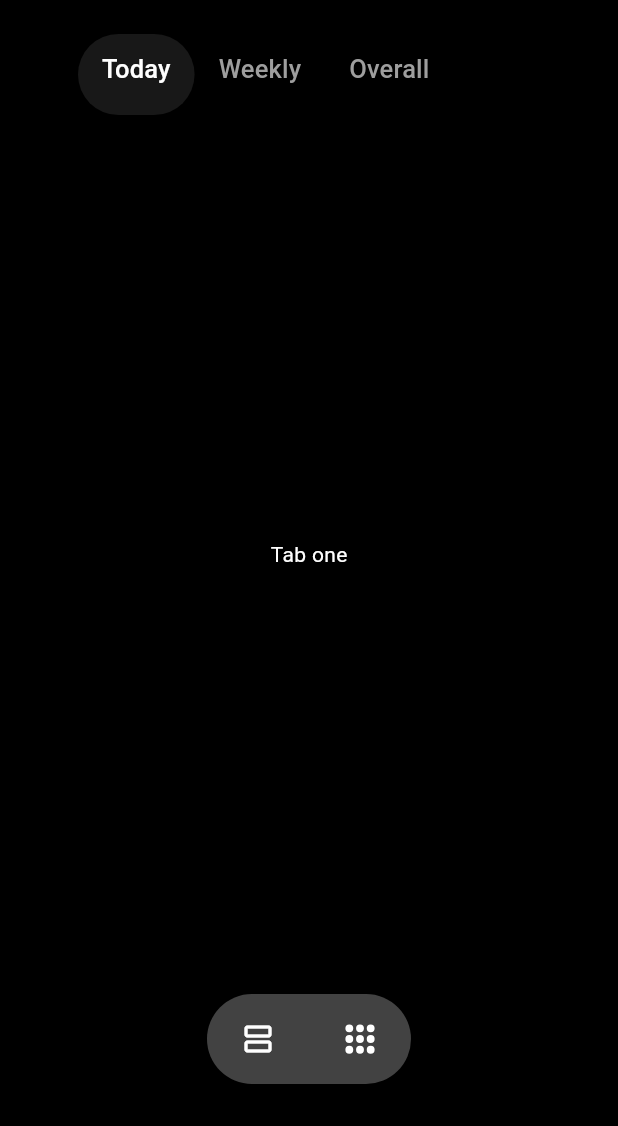
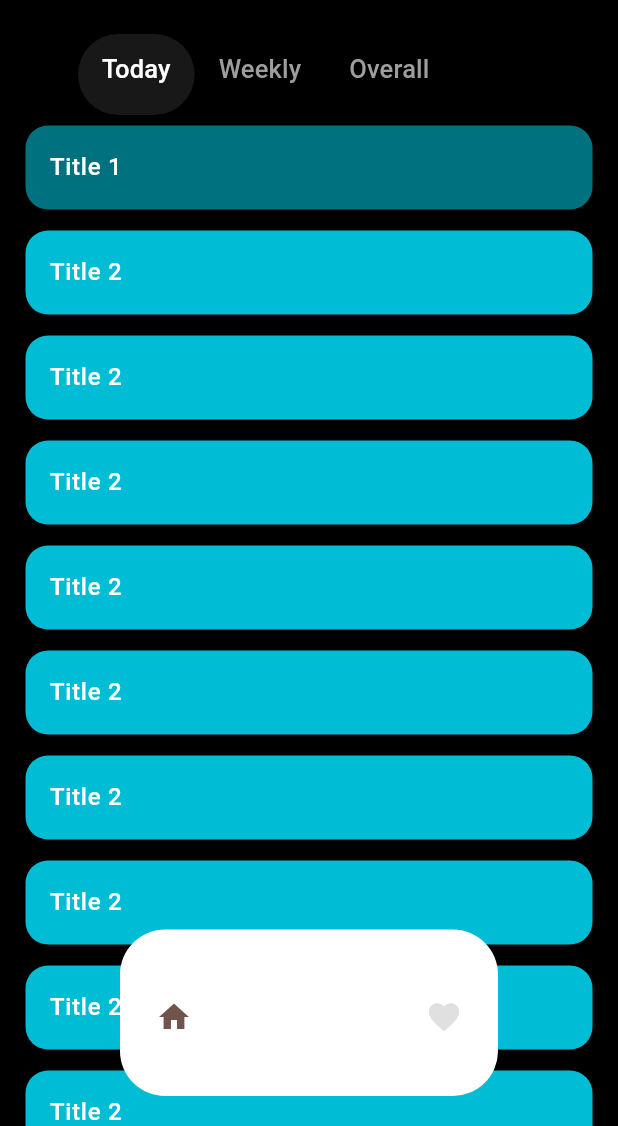
Before and after one commit to sanjay123-321/Habit, a Flutter app: the screen it shows after launch, on a phone screen of 412 x 824 dp, the part 110-1236 px from its top. Run offline on Flutter 3.47's test engine with Material 3 defaults, Android fonts, the phone set to English and light mode, and no system bars; drawn by our look-alikes of dot_navigation_bar; our stand-ins replace flutter_bloc, ionicons.

Commit message:
UI: Made the bottom navigation bar attractive

```diff
--- /dev/null
+++ b/lib/modules/home/component/sub_screens/today/today_list_tile.dart
@@ -0,0 +1,25 @@
+import 'package:flutter/material.dart';
+import 'package:habit/utils/constants.dart';
+
+class TodayListTile extends StatelessWidget {
+  TodayListTile({required this.bgColor, required this.title, super.key});
+  Color bgColor;
+  String title;
+
+  @override
+  Widget build(BuildContext context) {
+    return Padding(
+      padding: const EdgeInsets.symmetric(horizontal: 17, vertical: 7),
+      child: Container(
+        decoration: BoxDecoration(
+            color: bgColor, borderRadius: BorderRadius.circular(15)),
+        child: ListTile(
+          title: Text(
+            title,
+            style: TextStyle(color: whiteColor),
+          ),
+        ),
+      ),
+    );
+  }
+}
--- /dev/null
+++ b/lib/modules/home/component/sub_screens/today/today_screen.dart
@@ -0,0 +1,136 @@
+import 'package:flutter/material.dart';
+import '../today/today_list_tile.dart';
+
+class TodayScreen extends StatelessWidget {
+  const TodayScreen({super.key});
+
+  @override
+  Widget build(BuildContext context) {
+    return SingleChildScrollView(
+      child: Column(
+        children: [
+          TodayListTile(
+            bgColor: Colors.cyan.withOpacity(0.6),
+            title: 'Title 1',
+          ),
+          TodayListTile(
+            bgColor: Colors.cyan,
+            title: 'Title 2',
+          ),
+          TodayListTile(
+            bgColor: Colors.cyan,
+            title: 'Title 2',
+          ),
+          TodayListTile(
+            bgColor: Colors.cyan,
+            title: 'Title 2',
+          ),
+          TodayListTile(
+            bgColor: Colors.cyan,
+            title: 'Title 2',
+          ),
+          TodayListTile(
+            bgColor: Colors.cyan,
+            title: 'Title 2',
+          ),
+          TodayListTile(
+            bgColor: Colors.cyan,
+            title: 'Title 2',
+          ),
+          TodayListTile(
+            bgColor: Colors.cyan,
+            title: 'Title 2',
+          ),
+          TodayListTile(
+            bgColor: Colors.cyan,
+            title: 'Title 2',
+          ),
+          TodayListTile(
+            bgColor: Colors.cyan,
+            title: 'Title 2',
+          ),
+          TodayListTile(
+            bgColor: Colors.cyan,
+            title: 'Title 2',
+          ),
+          TodayListTile(
+            bgColor: Colors.cyan,
+            title: 'Title 2',
+          ),
+          TodayListTile(
+            bgColor: Colors.cyan,
+            title: 'Title 2',
+          ),
+          TodayListTile(
+            bgColor: Colors.cyan,
+            title: 'Title 2',
+          ),
+          TodayListTile(
+            bgColor: Colors.cyan,
+            title: 'Title 2',
+          ),
+          TodayListTile(
+            bgColor: Colors.cyan,
+            title: 'Title 2',
+          ),
+          TodayListTile(
+            bgColor: Colors.cyan,
+            title: 'Title 2',
+          ),
+          TodayListTile(
+            bgColor: Colors.cyan,
+            title: 'Title 2',
+          ),
+          TodayListTile(
+            bgColor: Colors.cyan,
+            title: 'Title 2',
+          ),
+          TodayListTile(
+            bgColor: Colors.cyan,
+            title: 'Title 2',
+          ),
+          TodayListTile(
+            bgColor: Colors.cyan,
+            title: 'Title 2',
+          ),
+          TodayListTile(
+            bgColor: Colors.cyan,
+            title: 'Title 2',
+          ),
+          TodayListTile(
+            bgColor: Colors.cyan,
+            title: 'Title 2',
+          ),
+          TodayListTile(
+            bgColor: Colors.cyan,
+            title: 'Title 2',
+          ),
+          TodayListTile(
+            bgColor: Colors.cyan,
+            title: 'Title 2',
+          ),
+          TodayListTile(
+            bgColor: Colors.cyan,
+            title: 'Title 2',
+          ),
+          TodayListTile(
+            bgColor: Colors.cyan,
+            title: 'Title 2',
+          ),
+          TodayListTile(
+            bgColor: Colors.cyan,
+            title: 'Title 2',
+          ),
+          TodayListTile(
+            bgColor: Colors.cyan,
+            title: 'Title 2',
+          ),
+          TodayListTile(
+            bgColor: Colors.cyan,
+            title: 'Title 2',
+          ),
+        ],
+      ),
+    );
+  }
+}
--- a/lib/modules/home/home_screen.dart
+++ b/lib/modules/home/home_screen.dart
@@ -1,5 +1,6 @@
 import 'package:flutter/material.dart';
 import 'package:habit/modules/home/component/sliver_app_bar.dart';
+import 'package:habit/modules/home/component/sub_screens/today/today_screen.dart';
 import 'package:habit/widgets/home_bottom_navigator.dart';
 
 class HomeScreen extends StatefulWidget {
@@ -23,7 +24,9 @@ class _HomeScreenState extends State<HomeScreen>
   @override
   Widget build(BuildContext context) {
     return Scaffold(
-      body: CustomScrollView(
+      body: Stack(
+        children: <Widget>[
+          CustomScrollView(
             slivers: <Widget>[
               CustomAppBar(
                 controller: controller,
@@ -32,7 +35,7 @@ class _HomeScreenState extends State<HomeScreen>
                 child: TabBarView(
                   controller: controller,
                   children: <Widget>[
-                Center(child: Text("Tab one")),
+                    TodayScreen(),
                     Center(child: Text("Tab two")),
                     Center(child: Text("Tab three")),
                   ],
@@ -40,7 +43,14 @@ class _HomeScreenState extends State<HomeScreen>
               ),
             ],
           ),
-      bottomNavigationBar: HomeBottomNavigator(),
+          Positioned(
+            left: 30,
+            right: 30,
+            bottom: 0,
+            child: HomeBottomNavigator(),
+          ),
+        ],
+      ),
     );
   }
 }
--- a/lib/widgets/home_bottom_navigator.dart
+++ b/lib/widgets/home_bottom_navigator.dart
@@ -1,56 +1,51 @@
+import 'package:dot_navigation_bar/dot_navigation_bar.dart';
 import 'package:flutter/material.dart';
 import 'package:habit/utils/constants.dart';
 import 'package:ionicons/ionicons.dart';
 
-class HomeBottomNavigator extends StatelessWidget {
-  const HomeBottomNavigator({
-    super.key,
-  });
+class HomeBottomNavigator extends StatefulWidget {
+  @override
+  _HomeBottomNavigatorState createState() => _HomeBottomNavigatorState();
+}
 
-  @override
+class _HomeBottomNavigatorState extends State<HomeBottomNavigator>
+    with TickerProviderStateMixin {
+  var _selectedTab = _SelectedTab.home;
+
+  void _handleIndexChanged(int i) {
+    setState(() {
+      _selectedTab = _SelectedTab.values[i];
+    });
+  }
+
   Widget build(BuildContext context) {
-    return Padding(
-      padding: const EdgeInsets.only(bottom: 20.0),
-      child: Row(
-        mainAxisAlignment: MainAxisAlignment.center,
-        children: <Widget>[
-          ClipRRect(
-            borderRadius: BorderRadius.circular(20.0),
-            child: Container(
-              margin: EdgeInsets.only(
-                  bottom: 8.0), // Added margin below the container
-              decoration: BoxDecoration(
-                color: Colors.grey[800],
-                borderRadius: BorderRadius.circular(30.0),
-              ),
-              padding: EdgeInsets.symmetric(vertical: 6.0, horizontal: 10.0),
-              child: Row(
-                children: <Widget>[
-                  IconButton(
-                    icon: const Icon(
-                      Icons.view_agenda_outlined,
-                      color: whiteColor,
-                    ),
-                    onPressed: () {
-                      // Navigate to first screen
-                    },
-                  ),
-                  const SizedBox(width: 20.0),
-                  IconButton(
-                    icon: const Icon(
-                      Ionicons.apps,
-                      color: Colors.white,
-                    ),
-                    onPressed: () {
-                      // Navigate to second screen
-                    },
-                  ),
-                ],
-              ),
-            ),
+    return SizedBox(
+      height: 151,
+      child: DotNavigationBar(
+        enableFloatingNavBar: true,
+        enablePaddingAnimation: true,
+        // margin: EdgeInsets.only(left: 10, right: 10),
+        currentIndex: _SelectedTab.values.indexOf(_selectedTab),
+        dotIndicatorColor: Colors.white,
+        unselectedItemColor: Colors.grey[300],
+        splashBorderRadius: 30,
+        onTap: _handleIndexChanged,
+        items: [
+          /// Home
+          DotNavigationBarItem(
+            icon: Icon(Icons.home),
+            selectedColor: Color(0xff73544C),
+          ),
+
+          /// Likes
+          DotNavigationBarItem(
+            icon: Icon(Icons.favorite),
+            selectedColor: Color(0xff73544C),
           ),
         ],
       ),
     );
   }
 }
+
+enum _SelectedTab { home, favorite }
--- a/pubspec.yaml
+++ b/pubspec.yaml
@@ -15,6 +15,7 @@ dependencies:
   http: ^1.2.0
   ionicons: ^0.2.2
   appbar_animated: ^0.0.3
+  dot_navigation_bar: ^1.0.2
   # google_fonts: ^6.2.0
 
 dev_dependencies:
```
Also changed, not shown: lib/modules/add_new_habit/add_new_habit.dart (added), lib/modules/home/component/sub_screens/overall/overall_screen.dart (added), lib/modules/home/component/sub_screens/weekly/weekly_screen.dart (added), pubspec.lock. Lines whose indentation alone changed are shown as unchanged.
